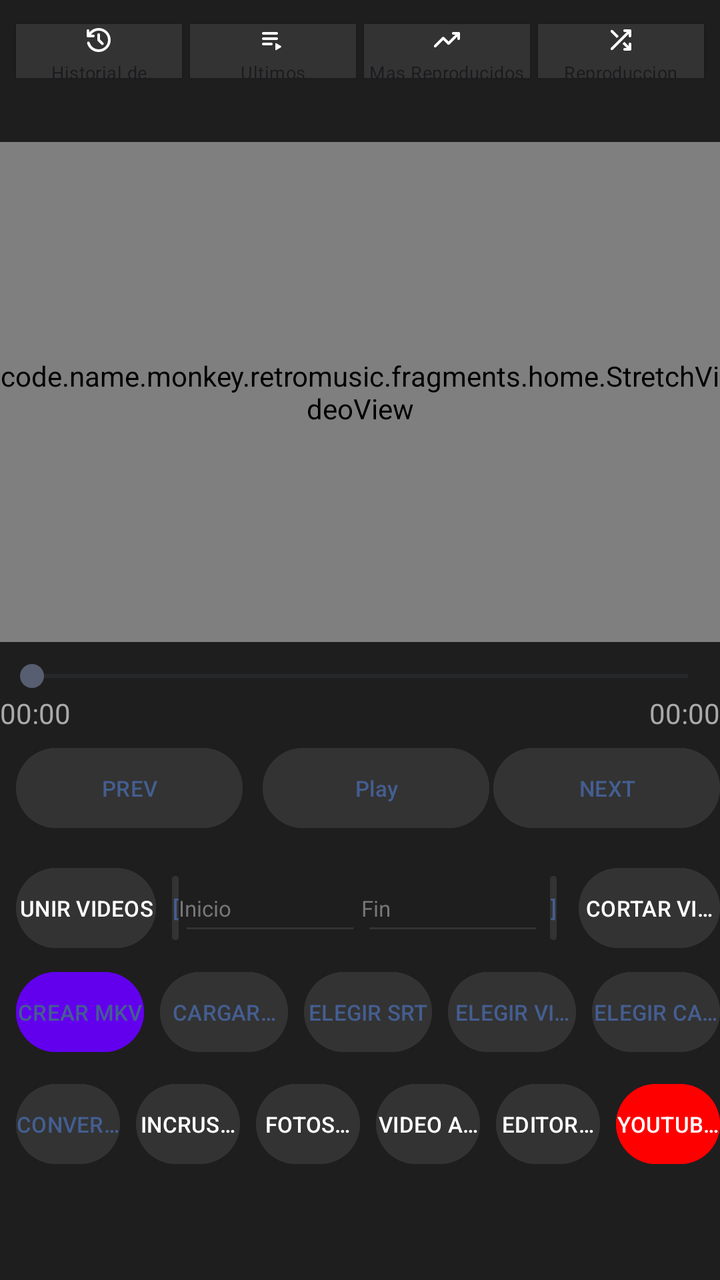
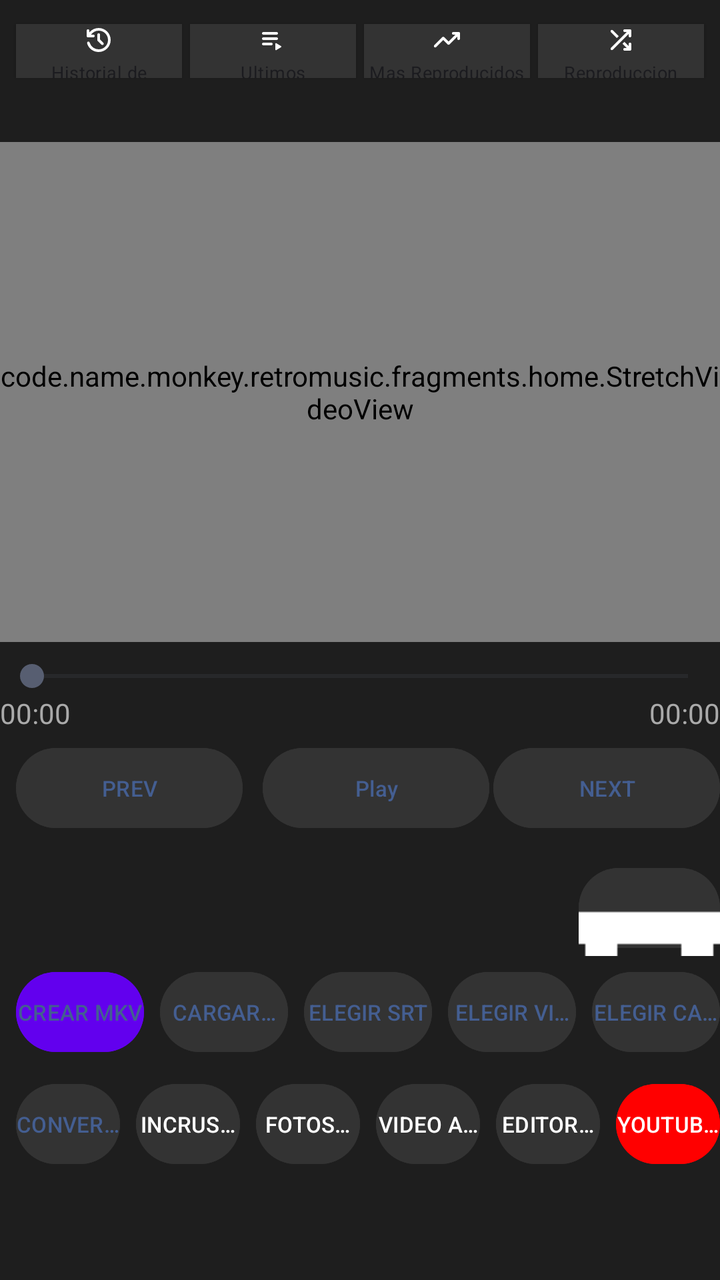

An Android layout rendered at two revisions. The XML below is the earlier revision; the diff shows what the commit changed to produce the second picture.
<!-- AndroidManifest.xml: application theme Theme.RetroMusic.MD3 -->
<!-- res/layout/home_content.xml -->
<?xml version="1.0" encoding="utf-8"?>
<LinearLayout xmlns:android="http://schemas.android.com/apk/res/android"
    android:layout_width="match_parent"
    android:layout_height="match_parent"
    android:orientation="vertical"
    android:background="#1E1E1E"
    android:focusable="true"
    android:focusableInTouchMode="true">

    <include
        android:id="@+id/abs_playlists"
        layout="@layout/abs_playlists" />

    <LinearLayout
        android:id="@+id/contentPadding"
        android:layout_width="match_parent"
        android:layout_height="0dp"
        android:layout_weight="1"
        android:orientation="vertical"
        android:padding="16dp">


        <FrameLayout
            android:id="@+id/videoContainer"
            android:layout_width="match_parent"
            android:layout_height="250dp"
            android:background="#000000">

            <code.name.monkey.retromusic.fragments.home.StretchVideoView
                android:id="@+id/videoPlayer"
                android:layout_width="match_parent"
                android:layout_height="match_parent"
                android:layout_gravity="center" />

            <ProgressBar
                android:id="@+id/progressBar"
                android:layout_width="wrap_content"
                android:layout_height="wrap_content"
                android:layout_gravity="center"
                android:indeterminate="true"
                android:indeterminateTint="#00BFFF"
                android:visibility="gone" />

            <TextView
                android:id="@+id/tvSubtitleOverlay"
                android:layout_width="match_parent"
                android:layout_height="wrap_content"
                android:layout_gravity="bottom|center_horizontal"
                android:gravity="center"
                android:padding="16dp"
                android:textColor="#FFFFFF"
                android:textSize="18sp" />
        </FrameLayout>

        <SeekBar
            android:id="@+id/videoSeekBar"
            android:layout_width="match_parent"
            android:layout_height="wrap_content"
            android:layout_marginTop="8dp" />

        <LinearLayout
            android:layout_width="match_parent"
            android:layout_height="wrap_content"
            android:orientation="horizontal"
            android:paddingHorizontal="8dp">
            <TextView android:id="@+id/tvCurrentTime" android:layout_width="wrap_content" android:layout_height="wrap_content" android:text="@string/zero_time" android:textColor="#AAAAAA" />
            <Space android:layout_width="0dp" android:layout_height="wrap_content" android:layout_weight="1" />
            <TextView android:id="@+id/tvTotalTime" android:layout_width="wrap_content" android:layout_height="wrap_content" android:text="@string/zero_time" android:textColor="#AAAAAA" />
        </LinearLayout>

        <LinearLayout
            android:layout_width="match_parent"
            android:layout_height="wrap_content"
            android:orientation="horizontal"
            style="?android:attr/buttonBarStyle"
            android:weightSum="3"
            android:layout_marginTop="4dp">
            <Button android:id="@+id/btnPrevVideo" android:layout_width="0dp" android:layout_height="48dp" android:layout_weight="1" android:layout_marginEnd="2dp" android:backgroundTint="#333333" android:text="@string/prev" android:textSize="11sp" style="?android:attr/buttonBarButtonStyle" android:drawablePadding="2dp" android:drawableTint="#FFFFFF" />
            <Button android:id="@+id/btnPlayPause" android:layout_width="0dp" android:layout_height="48dp" android:layout_weight="1" android:layout_marginHorizontal="2dp" android:backgroundTint="#333333" android:text="@string/play" android:textSize="11sp" style="?android:attr/buttonBarButtonStyle" android:drawablePadding="2dp" android:drawableTint="#FFFFFF" />
            <Button android:id="@+id/btnNextVideo" android:layout_width="0dp" android:layout_height="48dp" android:layout_weight="1" android:layout_marginStart="2dp" android:backgroundTint="#333333" android:text="@string/next" android:textSize="11sp" style="?android:attr/buttonBarButtonStyle" android:drawablePadding="2dp" android:drawableTint="#FFFFFF" />
        </LinearLayout>
        <LinearLayout
            android:id="@+id/cutRow"
            android:layout_width="match_parent"
            android:layout_height="48dp"
            android:orientation="horizontal"
            style="?android:attr/buttonBarStyle"
            android:layout_marginTop="12dp">
            <Button
                android:id="@+id/btnMergeVideos"
                android:layout_width="0dp"
                android:layout_height="48dp"
                android:layout_weight="1"
                android:layout_marginHorizontal="2dp"
                android:backgroundTint="#333333"
                android:textColor="#FFFFFF"
                android:text="@string/unir_videos"
                android:maxLines="2"
                android:gravity="center"
                style="?android:attr/buttonBarButtonStyle"
                android:textSize="11sp" />
            <Button
                android:id="@+id/btnSetStart"
                android:layout_width="wrap_content"
                android:layout_height="40dp"
                android:minWidth="0dp"
                android:paddingHorizontal="8dp"
                android:backgroundTint="#333333"
                android:text="@string/open_bracket"
                android:textSize="11sp"
                style="?android:attr/buttonBarButtonStyle"
                android:layout_marginHorizontal="3dp" />
            <EditText
                android:id="@+id/etStartTime"
                android:layout_width="0dp"
                android:layout_weight="1.3"
                android:layout_height="40dp"
                android:hint="@string/inicio"
                android:textColor="#FFFFFF"
                android:textColorHint="#777777"
                android:textSize="11sp"
                android:inputType="text"
                android:autofillHints="none"
                android:backgroundTint="#333333" />

            <EditText
                android:id="@+id/etEndTime"
                android:layout_width="0dp"
                android:layout_weight="1.3"
                android:layout_height="40dp"
                android:hint="@string/fin"
                android:textColor="#FFFFFF"
                android:textColorHint="#777777"
                android:textSize="11sp"
                android:inputType="text"
                android:autofillHints="none"
                android:backgroundTint="#333333" />
            <Button
                android:id="@+id/btnSetEnd"
                android:layout_width="wrap_content"
                android:layout_height="40dp"
                android:minWidth="0dp"
                android:paddingHorizontal="8dp"
                android:backgroundTint="#333333"
                android:text="@string/close_bracket"
                android:textSize="11sp"
                style="?android:attr/buttonBarButtonStyle"
                android:layout_marginStart="3dp"
                android:layout_marginEnd="3dp" />
            <Button
                android:id="@+id/btnSplit"
                android:layout_width="0dp"
                android:layout_weight="1.0"
                android:layout_height="match_parent"
                android:backgroundTint="#333333"
                android:text="@string/cortar_video"
                android:textColor="#FFFFFF"
                android:maxLines="2"
                android:gravity="center"
                style="?android:attr/buttonBarButtonStyle"
                android:textSize="11sp" />

        </LinearLayout>
        <LinearLayout
            android:id="@+id/toolsRow"
            android:layout_width="match_parent"
            android:layout_height="48dp"
            android:orientation="horizontal"
            style="?android:attr/buttonBarStyle"
            android:layout_marginTop="4dp">

            <Button android:id="@+id/btnMixVideo" android:layout_width="0dp" android:layout_height="match_parent" android:layout_weight="1" android:layout_marginHorizontal="2dp" android:backgroundTint="#6200EE" android:text="@string/crear_mkv" android:maxLines="2" android:gravity="center" style="?android:attr/buttonBarButtonStyle" android:textSize="11sp" />
            <Button android:id="@+id/btnFullscreen" android:layout_width="0dp" android:layout_height="match_parent" android:layout_weight="1" android:layout_marginHorizontal="2dp" android:backgroundTint="#333333" android:text="@string/cargar_mp3" android:maxLines="2" android:gravity="center" style="?android:attr/buttonBarButtonStyle" android:textSize="11sp" />
            <Button android:id="@+id/btnLoadSubtitles" android:layout_width="0dp" android:layout_height="match_parent" android:layout_weight="1" android:layout_marginHorizontal="2dp" android:backgroundTint="#333333" android:text="@string/elegir_srt" android:maxLines="2" android:gravity="center" style="?android:attr/buttonBarButtonStyle" android:textSize="11sp" />
            <Button android:id="@+id/btnOpenFile" android:layout_width="0dp" android:layout_height="match_parent" android:layout_weight="1" android:layout_marginHorizontal="2dp" android:backgroundTint="#333333" android:text="@string/elegir_video" android:maxLines="2" android:gravity="center" style="?android:attr/buttonBarButtonStyle" android:textSize="11sp" />
            <Button android:id="@+id/btnChooseFolder" android:layout_width="0dp" android:layout_height="match_parent" android:layout_weight="1" android:layout_marginHorizontal="2dp" android:backgroundTint="#333333" android:text="@string/elegir_carpeta" android:maxLines="2" android:gravity="center" style="?android:attr/buttonBarButtonStyle" android:textSize="11sp" />
        </LinearLayout>
        <LinearLayout
            android:id="@+id/extraActionsContainer"
            android:layout_width="match_parent"
            android:layout_height="wrap_content"
            android:orientation="horizontal"
            style="?android:attr/buttonBarStyle"
            android:weightSum="6"
            android:layout_marginTop="8dp">

            <Button
                android:id="@+id/btnConvertAudio"
                android:layout_width="0dp"
                android:layout_height="48dp"
                android:layout_weight="1"
                android:layout_marginHorizontal="2dp"
                android:backgroundTint="#333333"
                android:text="@string/convertidor_mp3"
                style="?android:attr/buttonBarButtonStyle"
                android:textSize="11sp" />

            <Button
                android:id="@+id/btnHardcodeSubtitles"
                android:layout_width="0dp"
                android:layout_height="48dp"
                android:layout_weight="1"
                android:layout_marginHorizontal="2dp"
                android:backgroundTint="#333333"
                android:textColor="#FFFFFF"
                android:text="@string/incrustar_sub"
                android:maxLines="2"
                android:gravity="center"
                style="?android:attr/buttonBarButtonStyle"
                android:textSize="11sp" />

            <Button
                android:id="@+id/btnCreateVideoFromPhotos"
                android:layout_width="0dp"
                android:layout_height="48dp"
                android:layout_weight="1"
                android:layout_marginHorizontal="2dp"
                android:backgroundTint="#333333"
                android:textColor="#FFFFFF"
                android:text="@string/fotos_a_video"
                android:maxLines="2"
                android:gravity="center"
                style="?android:attr/buttonBarButtonStyle"
                android:textSize="11sp" />

            <Button
                android:id="@+id/btnCreateGif"
                android:layout_width="0dp"
                android:layout_height="48dp"
                android:layout_weight="1"
                android:layout_marginHorizontal="2dp"
                android:backgroundTint="#333333"
                android:textColor="#FFFFFF"
                android:text="@string/video_a_gif"
                android:maxLines="2"
                android:gravity="center"
                style="?android:attr/buttonBarButtonStyle"
                android:textSize="11sp" />

            <Button
                android:id="@+id/btnTagEditor"
                android:layout_width="0dp"
                android:layout_height="48dp"
                android:layout_weight="1"
                android:layout_marginHorizontal="2dp"
                android:backgroundTint="#333333"
                android:textColor="#FFFFFF"
                android:text="@string/editor_tags"
                android:maxLines="2"
                android:gravity="center"
                style="?android:attr/buttonBarButtonStyle"
                android:textSize="11sp" />

            <Button
                android:id="@+id/btnYoutubeDownload"
                android:layout_width="0dp"
                android:layout_height="48dp"
                android:layout_weight="1"
                android:layout_marginHorizontal="2dp"
                android:backgroundTint="#FF0000"
                android:textColor="#FFFFFF"
                android:text="@string/youtube_mp3"
                android:maxLines="2"
                android:gravity="center"
                style="?android:attr/buttonBarButtonStyle"
                android:textSize="11sp" />
        </LinearLayout>


        <androidx.recyclerview.widget.RecyclerView
            android:id="@+id/rvDownloads"
            android:layout_width="match_parent"
            android:layout_height="0dp"
            android:layout_weight="1"
            android:nestedScrollingEnabled="true"
            android:layout_marginTop="16dp"
            android:paddingBottom="20dp" />

    </LinearLayout>
</LinearLayout>
<!-- res/layout/abs_playlists.xml (included above) -->
<?xml version="1.0" encoding="utf-8"?>
<androidx.constraintlayout.widget.ConstraintLayout xmlns:android="http://schemas.android.com/apk/res/android"
    xmlns:app="http://schemas.android.com/apk/res-auto"
    android:layout_width="match_parent"
    android:layout_height="wrap_content"
    android:paddingBottom="12dp">

    <com.google.android.material.button.MaterialButton
        android:id="@+id/history"
        style="@style/HomeActionButton"
        android:layout_width="0dp"
        android:layout_height="35dp"
        android:layout_marginStart="8dp"
        android:layout_marginTop="8dp"
        android:layout_marginEnd="4dp"
        android:text="Historial de Reproduccion"
        android:textSize="9sp"
        android:padding="0dp"
        android:gravity="center"
        app:backgroundTint="#333333"
        app:cornerRadius="0dp"
        app:icon="@drawable/ic_history"
        app:iconGravity="textTop"
        app:iconSize="16dp"
        app:iconPadding="2dp"
        app:iconTint="#FFFFFF"
        app:layout_constraintEnd_toStartOf="@+id/lastAdded"
        app:layout_constraintHorizontal_weight="1"
        app:layout_constraintStart_toStartOf="parent"
        app:layout_constraintTop_toTopOf="parent" />

    <com.google.android.material.button.MaterialButton
        android:id="@+id/lastAdded"
        style="@style/HomeActionButton"
        android:layout_width="0dp"
        android:layout_height="35dp"
        android:layout_marginTop="8dp"
        android:layout_marginEnd="4dp"
        android:text="Ultimos Reproducidos"
        android:textSize="9sp"
        android:padding="0dp"
        android:gravity="center"
        app:backgroundTint="#333333"
        app:cornerRadius="0dp"
        app:icon="@drawable/ic_playlist_play"
        app:iconGravity="textTop"
        app:iconSize="16dp"
        app:iconPadding="2dp"
        app:iconTint="#FFFFFF"
        app:layout_constraintEnd_toStartOf="@+id/topPlayed"
        app:layout_constraintHorizontal_weight="1"
        app:layout_constraintStart_toEndOf="@+id/history"
        app:layout_constraintTop_toTopOf="parent" />

    <com.google.android.material.button.MaterialButton
        android:id="@+id/topPlayed"
        style="@style/HomeActionButton"
        android:layout_width="0dp"
        android:layout_height="35dp"
        android:layout_marginTop="8dp"
        android:layout_marginEnd="4dp"
        android:text="Mas Reproducidos"
        android:textSize="9sp"
        android:padding="0dp"
        android:gravity="center"
        app:backgroundTint="#333333"
        app:cornerRadius="0dp"
        app:icon="@drawable/ic_trending_up"
        app:iconGravity="textTop"
        app:iconSize="16dp"
        app:iconPadding="2dp"
        app:iconTint="#FFFFFF"
        app:layout_constraintEnd_toStartOf="@+id/actionShuffle"
        app:layout_constraintHorizontal_weight="1"
        app:layout_constraintStart_toEndOf="@+id/lastAdded"
        app:layout_constraintTop_toTopOf="parent" />

    <com.google.android.material.button.MaterialButton
        android:id="@+id/actionShuffle"
        style="@style/HomeActionButton"
        android:layout_width="0dp"
        android:layout_height="35dp"
        android:layout_marginTop="8dp"
        android:layout_marginEnd="8dp"
        android:text="Reproduccion Random"
        android:textSize="9sp"
        android:padding="0dp"
        android:gravity="center"
        app:backgroundTint="#333333"
        app:cornerRadius="0dp"
        app:icon="@drawable/ic_shuffle"
        app:iconGravity="textTop"
        app:iconSize="16dp"
        app:iconPadding="2dp"
        app:iconTint="#FFFFFF"
        app:layout_constraintEnd_toEndOf="parent"
        app:layout_constraintHorizontal_weight="1"
        app:layout_constraintStart_toEndOf="@+id/topPlayed"
        app:layout_constraintTop_toTopOf="parent" />

</androidx.constraintlayout.widget.ConstraintLayout>
<!-- resources referenced by this layout -->
<resources>
  <string name="cargar_mp3">CARGAR\nMP3</string>
  <string name="close_bracket">]</string>
  <string name="convertidor_mp3">CONVERTIDOR MP3</string>
  <string name="cortar_video">CORTAR\nVIDEO</string>
  <string name="crear_mkv">CREAR\nMKV</string>
  <string name="editor_tags">EDITOR\nTAGS</string>
  <string name="elegir_carpeta">ELEGIR\nCARPETA</string>
  <string name="elegir_srt">ELEGIR\nSRT</string>
  <string name="elegir_video">ELEGIR\nVIDEO</string>
  <string name="fin">Fin</string>
  <string name="fotos_a_video">FOTOS A\nVIDEO</string>
  <string name="incrustar_sub">INCRUSTAR\nSUB</string>
  <string name="inicio">Inicio</string>
  <string name="next">NEXT</string>
  <string name="open_bracket">[</string>
  <string name="play">Play</string>
  <string name="prev">PREV</string>
  <string name="unir_videos">UNIR\nVIDEOS</string>
  <string name="video_a_gif">VIDEO A\nGIF</string>
  <string name="youtube_mp3">YOUTUBE\nMP3</string>
  <string name="zero_time">00:00</string>
  <style name="HomeActionButton" parent="Widget.Material3.Button.ElevatedButton.Icon">
          <item name="android:paddingTop">16dp</item>
          <item name="android:paddingBottom">16dp</item>
          <item name="android:textColor">?attr/colorOnSurface</item>
          <item name="shapeAppearanceOverlay">
              @style/ShapeAppearanceOverlay.Material3.FloatingActionButton
          </item>
          <item name="iconPadding">16dp</item>
          <item name="iconGravity">start</item>
          <item name="android:gravity">start|center_vertical</item>
          <item name="android:textAppearance">@style/TextViewBody2</item>
      </style>
  <color name="md_white_1000">#FFFFFF</color>
  <style name="TextViewBody2" parent="TextAppearance.MaterialComponents.Body2" />
  <!-- drawable round_selector (drawable) -->
  <ripple xmlns:android="http://schemas.android.com/apk/res/android"
      android:color="?android:attr/colorControlHighlight">
  
      <item
          android:id="@android:id/mask"
          android:drawable="@drawable/round_selector_mask" />
  
  </ripple>
  <style name="MaterialButtonTheme" parent="Widget.Material3.Button">
          <item name="cornerRadius">6dp</item>
          <item name="iconGravity">textStart</item>
          <item name="iconTint">?attr/colorControlNormal</item>
          <item name="android:textColor">?android:attr/textColorPrimary</item>
          <item name="android:textAppearance">@style/TextViewNormal</item>
          <item name="android:textAllCaps">false</item>
          <item name="android:paddingTop">@dimen/button_padding_vertical</item>
          <item name="android:paddingBottom">@dimen/button_padding_vertical</item>
      </style>
  <style name="PlayerActionButtonStyle" parent="Widget.AppCompat.ActionButton">
          <item name="android:minWidth">140dp</item>
          <item name="android:paddingStart">48dp</item>
          <item name="android:paddingEnd">48dp</item>
      </style>
  <!-- drawable round_selector_mask (drawable) -->
  <?xml version="1.0" encoding="utf-8"?>
  <shape xmlns:android="http://schemas.android.com/apk/res/android"
      android:shape="oval">
      <solid android:color="@android:color/white" />
  </shape>
  <dimen name="m3_card_corner_radius">16dp</dimen>
  <color name="md_green_500">#4CAF50</color>
  <style name="TextViewNormal" parent="">
          <item name="android:textSize">14sp</item>
      </style>
  <dimen name="button_padding_vertical">10dp</dimen>
  <!-- unchanged entries left out for length: 6 -->
</resources>

<!-- the commit's change to res/layout/home_content.xml (unified diff, before → after) -->
@@ -148,17 +148,21 @@
                 android:layout_marginStart="3dp"
                 android:layout_marginEnd="3dp" />
             <Button
-                android:id="@+id/btnSplit"
-                android:layout_width="0dp"
-                android:layout_weight="1.0"
-                android:layout_height="match_parent"
-                android:backgroundTint="#333333"
-                android:text="@string/cortar_video"
-                android:textColor="#FFFFFF"
-                android:maxLines="2"
-                android:gravity="center"
-                style="?android:attr/buttonBarButtonStyle"
-                android:textSize="11sp" />
+    android:id="@+id/btnSplit"
+    android:layout_width="0dp"
+    android:layout_weight="1.0"
+    android:layout_height="match_parent"
+    android:backgroundTint="#333333"
+    android:text="@string/cortar_video"
+    android:textColor="#FFFFFF"
+    android:maxLines="2"
+    android:gravity="center"
+    style="?android:attr/buttonBarButtonStyle"
+    android:textSize="11sp"
+    android:drawableTop="@drawable/ic_split_video"
+    android:drawableTint="#FFFFFF"
+    android:drawablePadding="2dp" />
+
 
         </LinearLayout>
         <LinearLayout
<!-- resource entries referenced after the edit -->
@@ -1,5 +1,6 @@
 <!-- resources referenced by this layout -->
 <resources>
+  <!-- drawable ic_split_video: png bitmap (drawable, 14204 bytes) -->
   <string name="cargar_mp3">CARGAR\nMP3</string>
   <string name="close_bracket">]</string>
   <string name="convertidor_mp3">CONVERTIDOR MP3</string>
